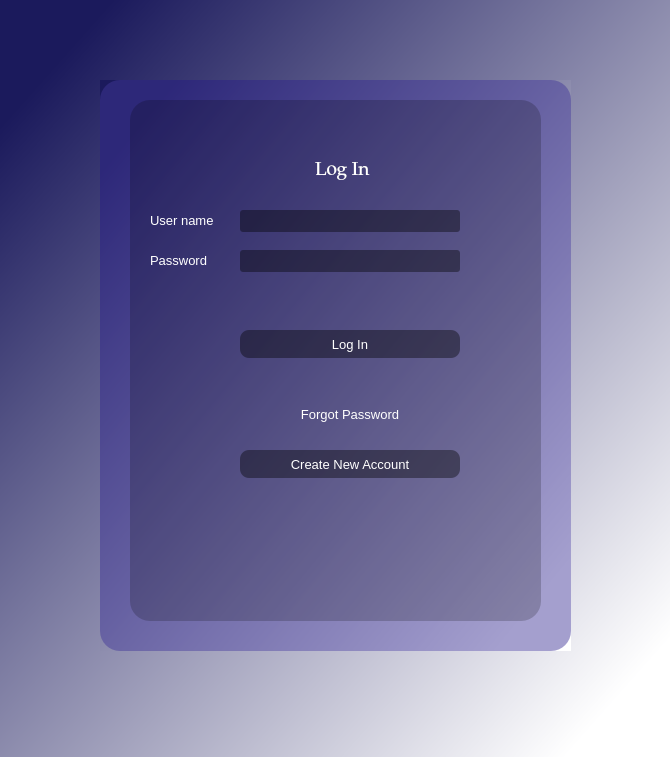
Old version of the form loginwindow.ui in the repository v4sud3v/MINI-PROJECT.
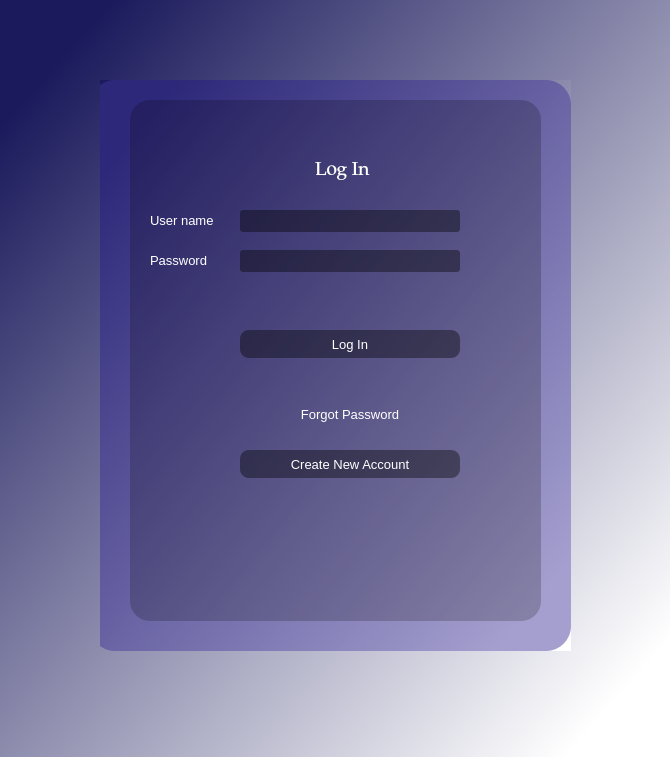
New version of the form. Icons and pictures are not drawn.

```diff
--- a/loginwindow.ui
+++ b/loginwindow.ui
@@ -173,15 +173,15 @@
     <widget class="QLabel" name="label_2">
      <property name="geometry">
       <rect>
-       <x>0</x>
+       <x>-10</x>
        <y>0</y>
-       <width>471</width>
+       <width>481</width>
        <height>571</height>
       </rect>
      </property>
      <property name="styleSheet">
       <string notr="true">background-color: qlineargradient(spread:pad, x1:0, y1:0, x2:1, y2:1, stop:1 rgba(65, 55, 153, 122));
-border-radius:20px;</string>
+border-radius:25px;</string>
      </property>
      <property name="text">
       <string/>
```
Left out of the diff: 6 changed lines with no effect on the pictures.
